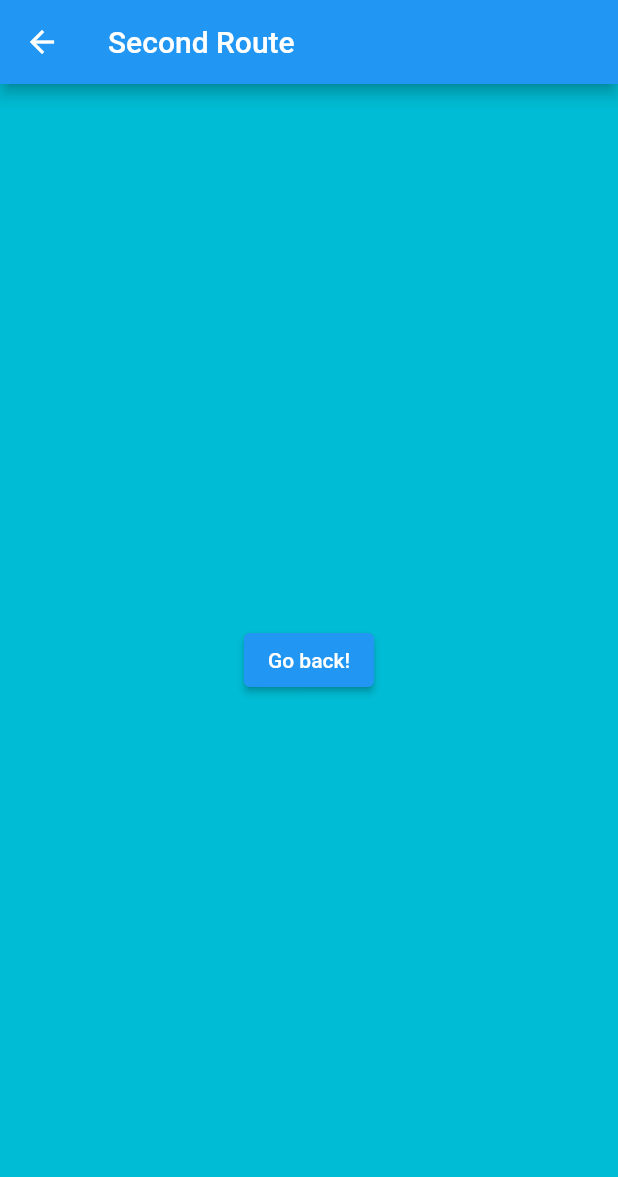
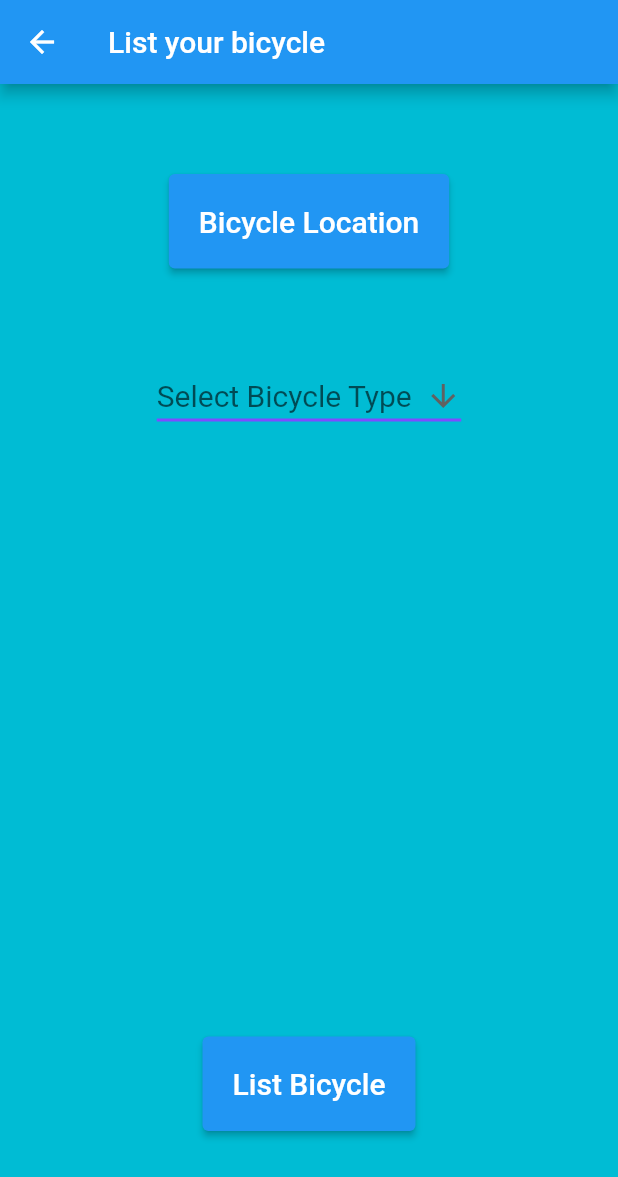
Before and after one commit to Rice-Hacks-Project-Bikes/bikes_frontend, a Flutter app: the list_bike screen opened directly, on a phone screen of 412 x 824 dp. Shown: the top 1177 px of the screen. Run offline on Flutter 3.47's test engine with Material 2 defaults, Android fonts, the light colour scheme and no system bars; our stand-ins replace geolocator, google_maps_flutter, sliding_up_panel.

Commit message:
Added more to bike listing page
Added dropdown for bike category, need to add bike location and probably photo

```diff
--- a/bike_frontend/lib/pages/list_bike.dart
+++ b/bike_frontend/lib/pages/list_bike.dart
@@ -9,16 +9,88 @@ class list_bike extends StatelessWidget {
   Widget build(BuildContext context) {
     return Scaffold(
       appBar: AppBar(
-        title: const Text('Second Route'),
+        title: const Text('List your bicycle'),
       ),
-      body: Center(
+      body: Column(
+        children: [
+          Container(
+            padding: EdgeInsets.all(60.0),
+            child: ElevatedButton(
+          style: TextButton.styleFrom(
+          padding: EdgeInsets.all(20.0),
+          ),
+          onPressed: () {
+            //open Google Maps to drop a pin or use location services
+          },
+          child: const Text('Bicycle Location',
+          style: TextStyle(fontSize: 20.0),),
+        ),),
+          const Bikecategory(),
+          const Spacer(),
+          Container(
+        alignment: Alignment.bottomCenter,
+        padding: const EdgeInsets.all(60.0),
+        margin: const EdgeInsets.all(10.0),
         child: ElevatedButton(
+          style: TextButton.styleFrom(
+            padding: const EdgeInsets.all(20.0),
+
+          ),
           onPressed: () {
             Navigator.pop(context);
           },
-          child: const Text('Go back!'),
+          child: const Text('List Bicycle',
+          style: TextStyle( fontSize: 20.0)),
+
         ),
       ),
+      ],
+    ),
     );
   }
 }
+const List<String> list = <String>["Men's Bicycle", "Women's Bicycle", "Children's Bicycle", "Recreational Bicycle"];
+
+class Bikecategory extends StatefulWidget {
+  const Bikecategory({super.key});
+
+  @override
+  State<Bikecategory> createState() => _BikecategoryState();
+}
+
+class _BikecategoryState extends State<Bikecategory> {
+  String? dropdownValue = null;
+
+  @override
+  Widget build(BuildContext context) {
+    return DropdownButton<String>(
+      hint: Text("Select Bicycle Type"), //not working does it matter?
+      itemHeight: 50.0,
+      value: dropdownValue,
+      icon: const Icon(Icons.arrow_downward),
+      elevation: 16,
+      style:
+      const TextStyle(color: Colors.deepPurple, fontSize: 20.0),
+      underline: Container(
+        height: 2,
+        color: Colors.deepPurpleAccent,
+      ),
+      onChanged: (String? bicyclevalue) {
+        // This is called when the user selects an item.
+        setState(() {
+          dropdownValue = bicyclevalue!;
+        });
+      },
+      items: list.map<DropdownMenuItem<String>>((String value) {
+        return DropdownMenuItem<String>(
+          value: value,
+          child: Text(value),
+        );
+      }).toList(),
+    );
+  }
+}
+
+//TO DO: Add camera request or access to upload photo of bike?
+//TO DO: Add Location button and have it open google maps to drop or pin?
+//OR have it use location services on device
--- a/bike_frontend/lib/pages/sign_up.dart
+++ b/bike_frontend/lib/pages/sign_up.dart
@@ -22,8 +22,8 @@ class SignUp extends StatelessWidget {
                 Navigator.push(
                     context,
                     MaterialPageRoute(
-                        builder: (context) => MapPage(
-                              bikesNearYou: bikes,
+                        builder: (context) => list_bike(
+                              // bikesNearYou: bikes,
                             )));
                 //_launchUrl
               },
--- a/bike_frontend/pubspec.yaml
+++ b/bike_frontend/pubspec.yaml
@@ -37,6 +37,7 @@ dependencies:
   google_maps_flutter: ^2.2.0
   geolocator: ^9.0.2
   sliding_up_panel: ^2.0.0+1
+  camera: ^0.10.0+1
 
 dev_dependencies:
   flutter_test:
```
Also changed, not shown: bike_frontend/flutter_01.png (added), bike_frontend/pubspec.lock, 1 other file.
